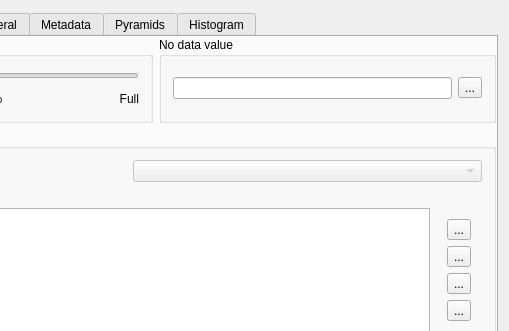
This is src/ui/qgsrasterlayerpropertiesbase.ui in qgis/QGIS as Qt 5 draws it before an edit; both pictures show x 197 to 706 and y 0 to 331 of the 706 by 663 pixel window. The edited form follows.
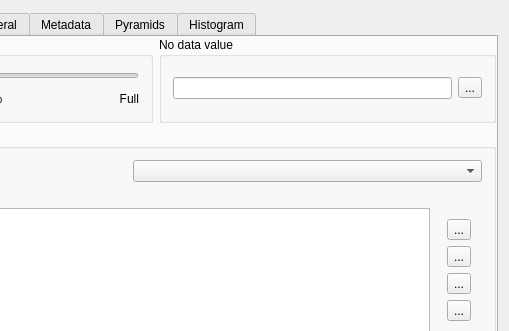
This is the edited form. The open tabs and pages were chosen to show the change. Icons and pictures are not drawn. Custom widgets are drawn as their Qt base class.

What changed in the file:
```diff
--- a/src/ui/qgsrasterlayerpropertiesbase.ui
+++ b/src/ui/qgsrasterlayerpropertiesbase.ui
@@ -256,7 +256,7 @@
           <item row="0" column="1" colspan="2">
            <widget class="QComboBox" name="cboxTransparencyBand">
             <property name="enabled">
-             <bool>false</bool>
+             <bool>true</bool>
             </property>
             <property name="sizePolicy">
              <sizepolicy hsizetype="Expanding" vsizetype="Fixed">
```
Left out of the diff: 3 changed lines with no effect on the pictures.
